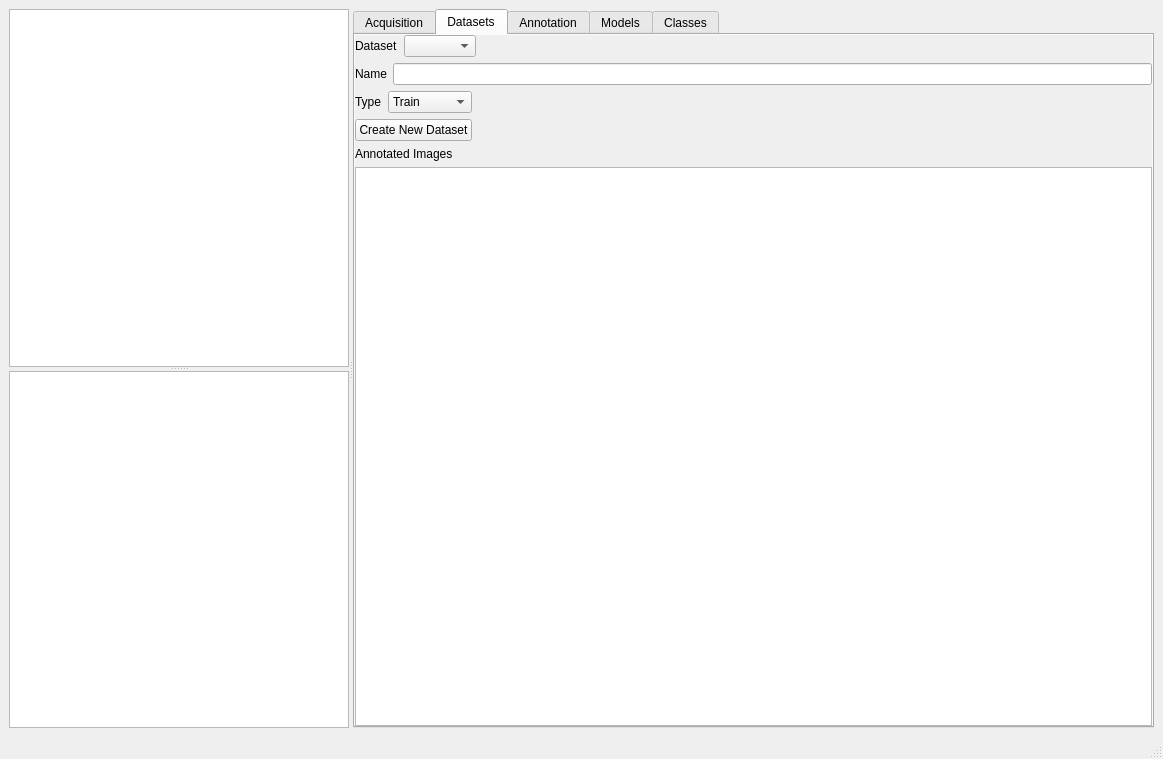
Qt form visionUI/mainwindow.ui (yquemener/OpenArmVision) before a commit.
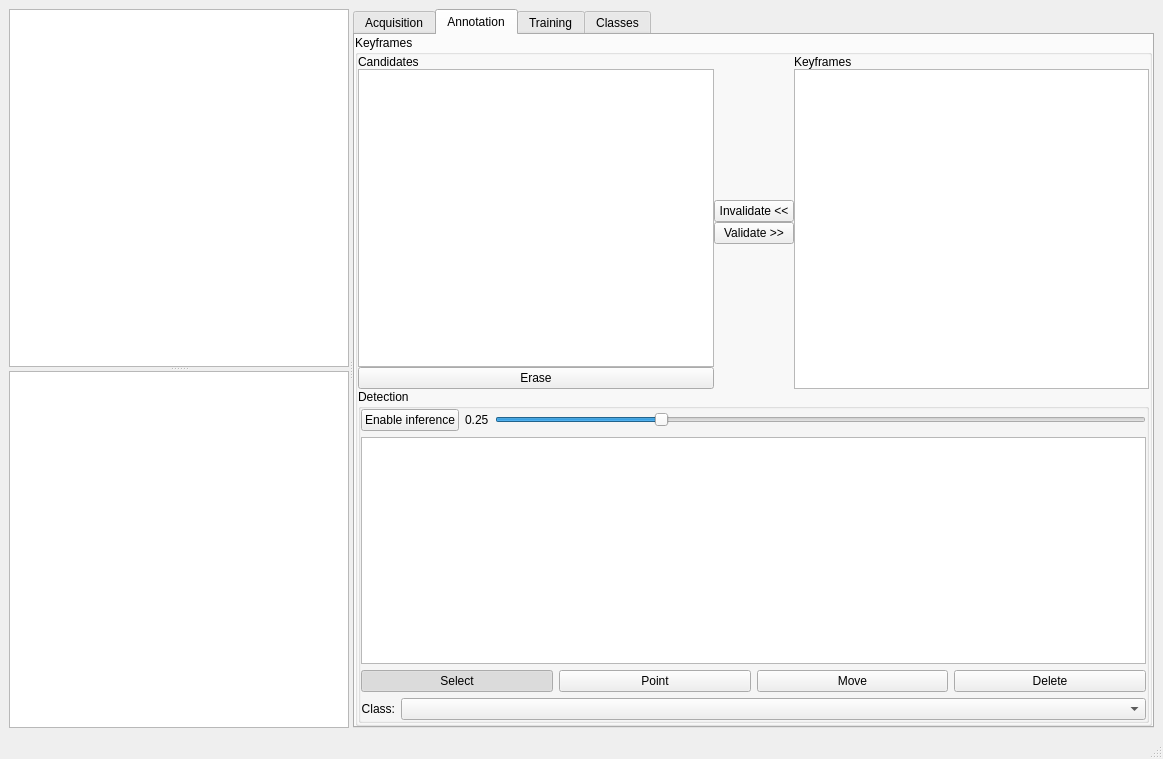
The same form after that commit. The open tabs and pages were chosen to show the change.

Commit message: Simplified UI Movable points

```diff
--- a/visionUI/mainwindow.ui
+++ b/visionUI/mainwindow.ui
@@ -260,201 +260,6 @@
          </item>
         </layout>
        </widget>
-       <widget class="QWidget" name="tab_datasets">
-        <attribute name="title">
-         <string>Datasets</string>
-        </attribute>
-        <layout class="QVBoxLayout" name="verticalLayout_5">
-         <property name="spacing">
-          <number>0</number>
-         </property>
-         <property name="leftMargin">
-          <number>0</number>
-         </property>
-         <property name="topMargin">
-          <number>0</number>
-         </property>
-         <property name="rightMargin">
-          <number>0</number>
-         </property>
-         <property name="bottomMargin">
-          <number>0</number>
-         </property>
-         <item>
-          <widget class="QScrollArea" name="scrollArea">
-           <property name="sizePolicy">
-            <sizepolicy hsizetype="Expanding" vsizetype="Expanding">
-             <horstretch>0</horstretch>
-             <verstretch>0</verstretch>
-            </sizepolicy>
-           </property>
-           <property name="autoFillBackground">
-            <bool>false</bool>
-           </property>
-           <property name="frameShape">
-            <enum>QFrame::NoFrame</enum>
-           </property>
-           <property name="frameShadow">
-            <enum>QFrame::Plain</enum>
-           </property>
-           <property name="lineWidth">
-            <number>0</number>
-           </property>
-           <property name="sizeAdjustPolicy">
-            <enum>QAbstractScrollArea::AdjustIgnored</enum>
-           </property>
-           <property name="widgetResizable">
-            <bool>true</bool>
-           </property>
-           <widget class="QWidget" name="scrollAreaWidgetContents">
-            <property name="geometry">
-             <rect>
-              <x>0</x>
-              <y>0</y>
-              <width>810</width>
-              <height>666</height>
-             </rect>
-            </property>
-            <layout class="QVBoxLayout" name="verticalLayout_8">
-             <property name="leftMargin">
-              <number>0</number>
-             </property>
-             <property name="topMargin">
-              <number>0</number>
-             </property>
-             <property name="rightMargin">
-              <number>0</number>
-             </property>
-             <property name="bottomMargin">
-              <number>0</number>
-             </property>
-             <item>
-              <layout class="QHBoxLayout" name="horizontalLayout_10">
-               <item>
-                <widget class="QLabel" name="label_4">
-                 <property name="text">
-                  <string>Dataset</string>
-                 </property>
-                </widget>
-               </item>
-               <item>
-                <widget class="QComboBox" name="datasetNameList"/>
-               </item>
-               <item>
-                <spacer name="horizontalSpacer_3">
-                 <property name="orientation">
-                  <enum>Qt::Horizontal</enum>
-                 </property>
-                 <property name="sizeHint" stdset="0">
-                  <size>
-                   <width>40</width>
-                   <height>20</height>
-                  </size>
-                 </property>
-                </spacer>
-               </item>
-              </layout>
-             </item>
-             <item>
-              <layout class="QHBoxLayout" name="horizontalLayout_11">
-               <item>
-                <widget class="QLabel" name="label_5">
-                 <property name="text">
-                  <string>Name</string>
-                 </property>
-                </widget>
-               </item>
-               <item>
-                <widget class="QLineEdit" name="datasetNameEdit"/>
-               </item>
-              </layout>
-             </item>
-             <item>
-              <layout class="QHBoxLayout" name="horizontalLayout_12">
-               <item>
-                <widget class="QLabel" name="label_6">
-                 <property name="text">
-                  <string>Type</string>
-                 </property>
-                </widget>
-               </item>
-               <item>
-                <widget class="QComboBox" name="datasetType">
-                 <item>
-                  <property name="text">
-                   <string>Train</string>
-                  </property>
-                 </item>
-                 <item>
-                  <property name="text">
-                   <string>Validation</string>
-                  </property>
-                 </item>
-                 <item>
-                  <property name="text">
-                   <string>Test</string>
-                  </property>
-                 </item>
-                </widget>
-               </item>
-               <item>
-                <spacer name="horizontalSpacer_2">
-                 <property name="orientation">
-                  <enum>Qt::Horizontal</enum>
-                 </property>
-                 <property name="sizeHint" stdset="0">
-                  <size>
-                   <width>40</width>
-                   <height>20</height>
-                  </size>
-                 </property>
-                </spacer>
-               </item>
-              </layout>
-             </item>
-             <item>
-              <layout class="QHBoxLayout" name="horizontalLayout_14">
-               <item>
-                <widget class="QPushButton" name="createNewDatasetButton">
-                 <property name="text">
-                  <string>Create New Dataset</string>
-                 </property>
-                </widget>
-               </item>
-               <item>
-                <spacer name="horizontalSpacer_4">
-                 <property name="orientation">
-                  <enum>Qt::Horizontal</enum>
-                 </property>
-                 <property name="sizeHint" stdset="0">
-                  <size>
-                   <width>40</width>
-                   <height>20</height>
-                  </size>
-                 </property>
-                </spacer>
-               </item>
-              </layout>
-             </item>
-             <item>
-              <widget class="QLabel" name="label_7">
-               <property name="text">
-                <string>Annotated Images</string>
-               </property>
-              </widget>
-             </item>
-             <item>
-              <widget class="QListView" name="AnnotatedImagesList"/>
-             </item>
-             <item>
-              <layout class="QHBoxLayout" name="horizontalLayout_13"/>
-             </item>
-            </layout>
-           </widget>
-          </widget>
-         </item>
-        </layout>
-       </widget>
        <widget class="QWidget" name="annotationsTab">
         <property name="enabled">
          <bool>true</bool>
@@ -529,7 +334,7 @@
                  </widget>
                 </item>
                 <item>
-                 <widget class="QListWidget" name="candidatesList"/>
+                 <widget class="QListView" name="candidatesList"/>
                 </item>
                 <item>
                  <widget class="QPushButton" name="pushButton_2">
@@ -690,20 +495,7 @@
                   </widget>
                  </item>
                  <item>
-                  <widget class="QPushButton" name="pushButton">
-                   <property name="text">
-                    <string>Box</string>
-                   </property>
-                   <property name="checkable">
-                    <bool>true</bool>
-                   </property>
-                   <property name="autoExclusive">
-                    <bool>true</bool>
-                   </property>
-                  </widget>
-                 </item>
-                 <item>
-                  <widget class="QPushButton" name="pushButton_5">
+                  <widget class="QPushButton" name="movePointButton">
                    <property name="text">
                     <string>Move</string>
                    </property>
@@ -763,7 +555,7 @@
        </widget>
        <widget class="QWidget" name="tab_2">
         <attribute name="title">
-         <string>Models</string>
+         <string>Training</string>
         </attribute>
         <layout class="QVBoxLayout" name="verticalLayout_14">
          <item>
```
Left out of the diff: 44 changed lines with no effect on the pictures. The commit also changes 1 other file.
